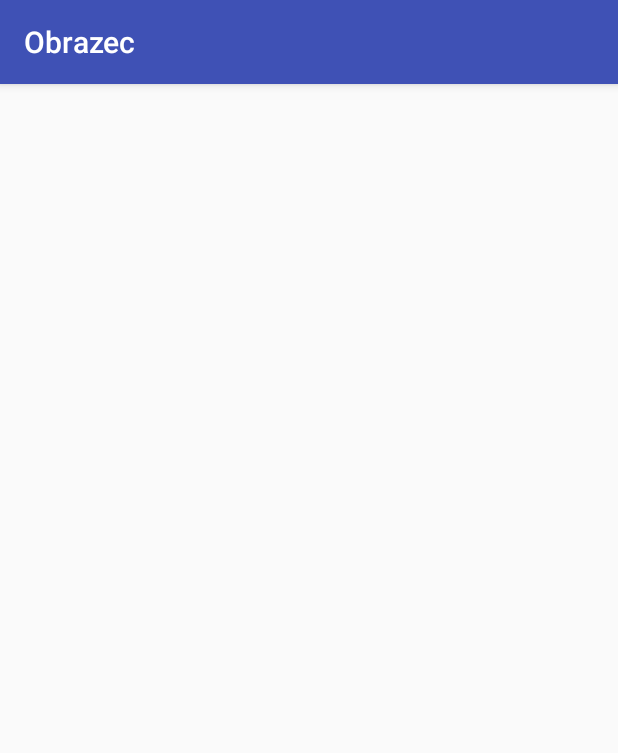
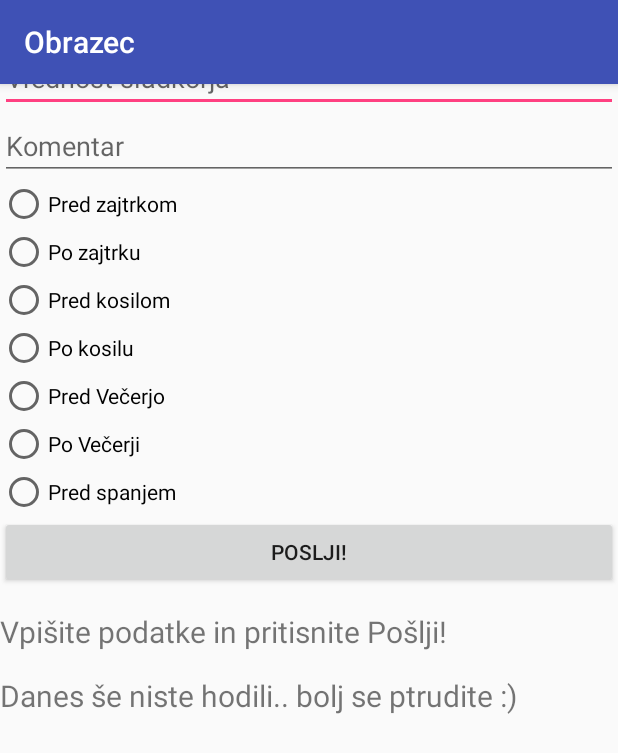
Before and after one commit to VidKumse/EHRSugarLevel, an Android app: the Obrazec screen opened directly, with no data from a screen before it, on a phone screen of 412 x 824 dp. Shown: the top 753 px of the screen. Run offline under Robolectric (Android 15) with nearby library versions, the phone set to English and light mode, and no system bars; our stand-ins replace Volley; 6 statements that could not run were skipped.

Commit message:
Branje iz senzorja, temp. se ne posilja

```diff
--- a/app/build.gradle
+++ b/app/build.gradle
@@ -24,4 +24,5 @@ dependencies {
     testCompile 'junit:junit:4.12'
     compile 'com.android.support:appcompat-v7:23.4.0'
     compile 'com.android.support:design:23.4.0'
+    compile 'com.android.volley:volley:1.0.0'
 }
--- a/app/src/main/AndroidManifest.xml
+++ b/app/src/main/AndroidManifest.xml
@@ -4,6 +4,7 @@
 
     <uses-permission android:name="android.permission.BLUETOOTH" />
     <uses-permission android:name="android.permission.BLUETOOTH_ADMIN" />
+    <uses-permission android:name="android.permission.INTERNET" />
 
     <application
         android:allowBackup="true"
--- a/app/src/main/res/layout/content_obrazec.xml
+++ b/app/src/main/res/layout/content_obrazec.xml
@@ -1,21 +1,110 @@
-<?xml version="1.0" encoding="utf-8"?>
-<RelativeLayout xmlns:android="http://schemas.android.com/apk/res/android"
-    xmlns:app="http://schemas.android.com/apk/res-auto"
-    xmlns:tools="http://schemas.android.com/tools"
-    android:layout_width="match_parent"
-    android:layout_height="match_parent"
-    android:paddingBottom="@dimen/activity_vertical_margin"
-    android:paddingLeft="@dimen/activity_horizontal_margin"
-    android:paddingRight="@dimen/activity_horizontal_margin"
-    android:paddingTop="@dimen/activity_vertical_margin"
-    app:layout_behavior="@string/appbar_scrolling_view_behavior"
-    tools:context="com.example.vid.ble_test.Obrazec"
-    tools:showIn="@layout/activity_obrazec">
 
-    <TextView
-        android:layout_width="wrap_content"
-        android:layout_height="wrap_content"
-        android:text=""
-        android:id="@+id/textView2"/>
 
-</RelativeLayout>
+
+
+
+
+<ScrollView xmlns:android="http://schemas.android.com/apk/res/android"
+    android:layout_width="fill_parent"
+    android:layout_height="fill_parent"
+    >
+    <TableLayout
+        android:layout_width="fill_parent"
+        android:layout_height="fill_parent"
+        android:stretchColumns="1"
+        >
+
+        <TextView
+            android:layout_width="wrap_content"
+            android:layout_height="wrap_content"
+            android:textAppearance="?android:attr/textAppearanceLarge"
+            android:text="DESA"
+            android:id="@+id/header"
+            android:layout_alignParentTop="true"
+            android:layout_centerHorizontal="true" />
+
+
+
+        <EditText
+            android:id="@+id/vpis"
+            android:layout_width="fill_parent"
+            android:layout_height="wrap_content"
+            android:hint="Vrednost sladkorja" />
+        <EditText
+            android:id="@+id/comment"
+            android:layout_width="fill_parent"
+            android:layout_height="wrap_content"
+            android:hint="Komentar" />
+        <RadioGroup xmlns:android="http://schemas.android.com/apk/res/android"
+            android:layout_width="fill_parent"
+            android:layout_height="wrap_content"
+            android:orientation="vertical">
+            <RadioButton android:id="@+id/radio_predZajtrkom"
+                android:layout_width="wrap_content"
+                android:layout_height="wrap_content"
+                android:text="Pred zajtrkom"
+                android:onClick="onRadioButtonClicked"/>
+            <RadioButton android:id="@+id/radio_poZajtrku"
+                android:layout_width="wrap_content"
+                android:layout_height="wrap_content"
+                android:text="Po zajtrku"
+                android:onClick="onRadioButtonClicked"/>
+            <RadioButton android:id="@+id/radio_predKosilom"
+                android:layout_width="wrap_content"
+                android:layout_height="wrap_content"
+                android:text="Pred kosilom"
+                android:onClick="onRadioButtonClicked"/>
+            <RadioButton android:id="@+id/radio_poKosilu"
+                android:layout_width="wrap_content"
+                android:layout_height="wrap_content"
+                android:text="Po kosilu"
+                android:onClick="onRadioButtonClicked"/>
+            <RadioButton android:id="@+id/radio_predVecerjo"
+                android:layout_width="wrap_content"
+                android:layout_height="wrap_content"
+                android:text="Pred Večerjo"
+                android:onClick="onRadioButtonClicked"/>
+            <RadioButton android:id="@+id/radio_poVecerji"
+                android:layout_width="wrap_content"
+                android:layout_height="wrap_content"
+                android:text="Po Večerji"
+                android:onClick="onRadioButtonClicked"/>
+            <RadioButton android:id="@+id/radio_predSpanjem"
+                android:layout_width="wrap_content"
+                android:layout_height="wrap_content"
+                android:text="Pred spanjem"
+                android:onClick="onRadioButtonClicked"/>
+        </RadioGroup>
+        <Button
+            android:layout_width="wrap_content"
+            android:layout_height="wrap_content"
+            android:text="Poslji!"
+            android:onClick="Send"
+            android:id="@+id/button" />
+
+        <TextView
+            android:id="@+id/t"
+            android:text="Vpišite podatke in pritisnite Pošlji!"
+            android:layout_width="fill_parent"
+            android:layout_height="wrap_content"
+            android:layout_alignParentTop="true"
+            android:layout_alignParentLeft="true"
+            android:layout_alignParentStart="true"
+            android:textSize="20sp"
+            android:layout_marginTop="15dp" />
+
+        <TextView
+            android:id="@+id/text_step"
+            android:text="Danes še niste hodili.. bolj se ptrudite :)"
+            android:textSize="20sp"
+            android:layout_marginTop="15dp"
+            />
+        <TextView
+            android:id="@+id/textView2"
+            android:text=""
+            android:textSize="20sp"
+            android:layout_marginTop="15dp"
+            />
+
+    </TableLayout>
+</ScrollView>
```
Also changed, not shown: app/src/main/java/com/example/vid/ble_test/Obrazec.java (+221 -0 lines).
